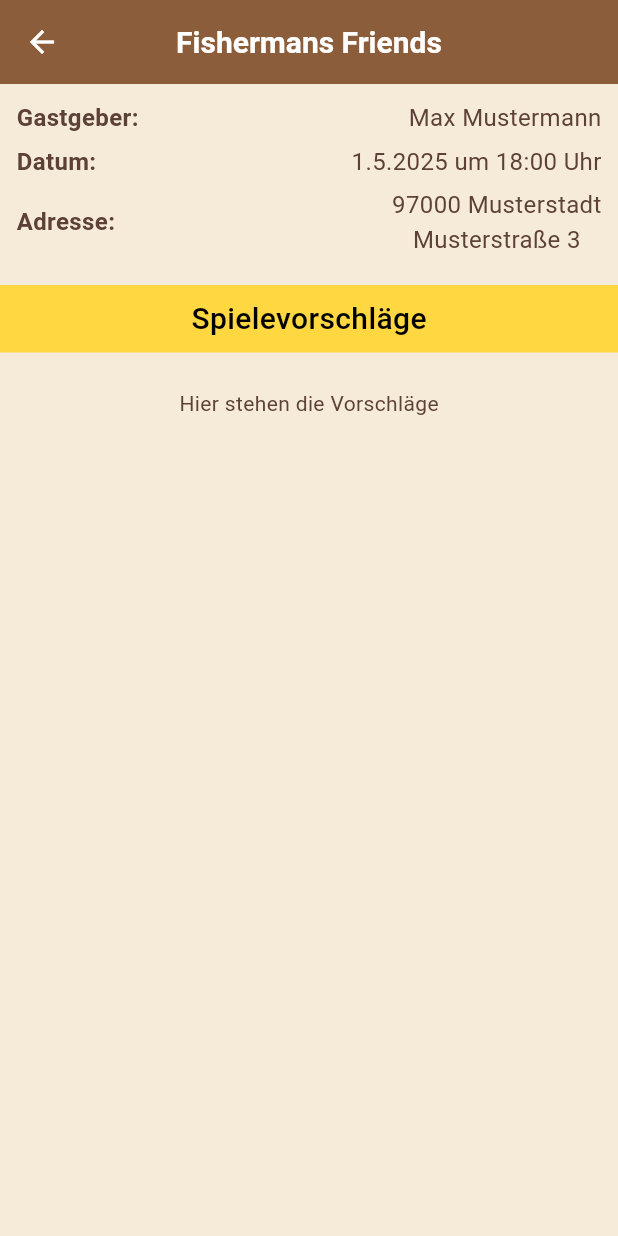
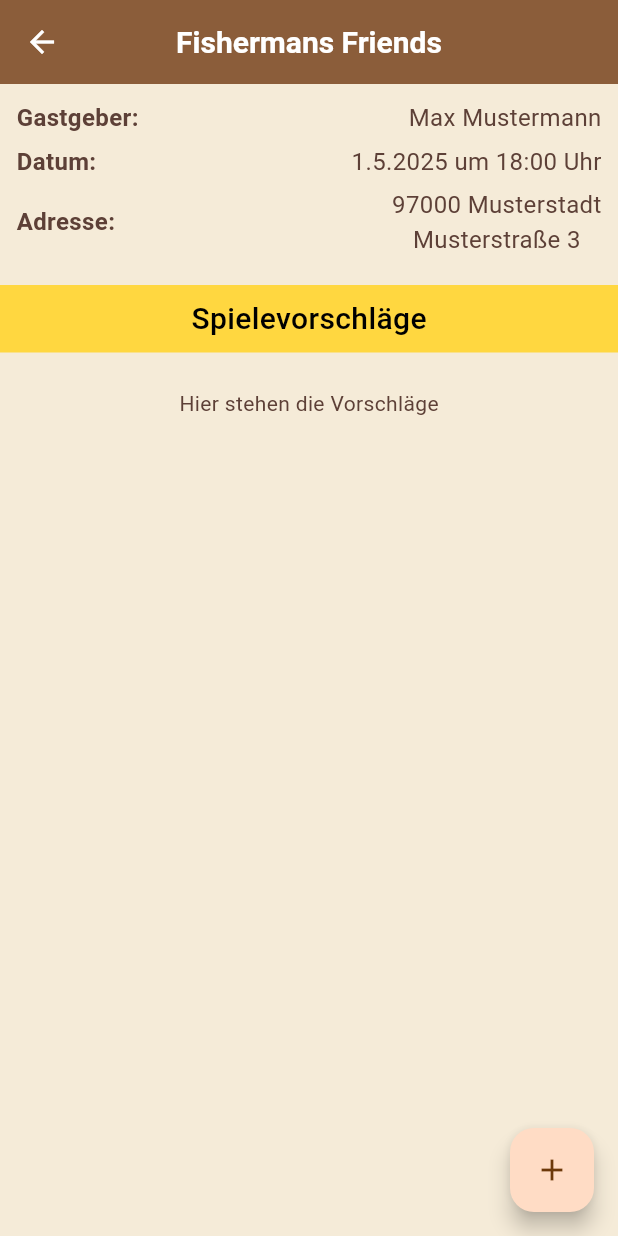
Before and after one commit to HoffmannEduard/Demo_Game_Night, a Flutter app: the EventDetailScreen screen opened directly with sample values from the repository, on a phone screen of 412 x 824 dp. Run offline on Flutter 3.47's test engine with Material 3 defaults, Android fonts, the phone set to English and light mode, and no system bars; our stand-ins replace equatable, flutter_bloc; Roboto replaces fonts that are missing (Cinzel).

Commit message:
add suggestions

```diff
--- a/lib/domain/cubits/auth_cubit/auth_cubit.dart
+++ b/lib/domain/cubits/auth_cubit/auth_cubit.dart
@@ -14,7 +14,7 @@ class AuthCubit extends Cubit<AuthState> {
   // Hier wird der Peristence Service und das IRepository per DI injiziert
   AuthCubit(this._userRepo) : super(AuthInitial());
 
-// Persistence Service integrieren um zu checken, ob jemand angemeldet ist
+  // Persistence Service integrieren um zu checken, ob jemand angemeldet ist
   /*
   Future<void> checkIfUserIsLoggedIn() async {
     final credentials = await _authPersistenceService.getUser();
--- /dev/null
+++ b/lib/domain/cubits/game_suggestion_cubit/game_suggestion_cubit.dart
@@ -0,0 +1,14 @@
+import 'package:flutter_bloc/flutter_bloc.dart';
+import 'package:demo_game_night/domain/entities/game_suggestion.dart';
+
+class GameSuggestionCubit extends Cubit<List<GameSuggestion>> {
+  GameSuggestionCubit() : super([]);
+
+  void addSuggestion(GameSuggestion suggestion) {
+    emit([...state, suggestion]);
+  }
+
+  List<GameSuggestion> suggestionsForEvent(int eventId) {
+    return state.where((s) => s.eventId == eventId).toList();
+  }
+}
--- /dev/null
+++ b/lib/domain/cubits/game_vote/game_vote_cubit.dart
@@ -0,0 +1,18 @@
+import 'package:flutter_bloc/flutter_bloc.dart';
+import 'package:demo_game_night/domain/entities/game_vote.dart';
+
+class GameVoteCubit extends Cubit<List<GameVote>> {
+  GameVoteCubit() : super([]);
+
+  void vote(GameVote vote) {
+    // Prevent duplicate votes by the same user for the same suggestion
+    if (!state.any((v) =>
+        v.suggestionId == vote.suggestionId && v.userId == vote.userId)) {
+      emit([...state, vote]);
+    }
+  }
+
+  int countVotes(int suggestionId) {
+    return state.where((v) => v.suggestionId == suggestionId).length;
+  }
+}
--- /dev/null
+++ b/lib/domain/entities/game_suggestion.dart
@@ -0,0 +1,11 @@
+class GameSuggestion {
+  final int userId;
+  final int eventId;
+  final String suggestion;
+
+  GameSuggestion({
+    required this.userId,
+    required this.eventId,
+    required this.suggestion,
+  });
+}
--- /dev/null
+++ b/lib/domain/entities/game_vote.dart
@@ -0,0 +1,11 @@
+class GameVote {
+  final int suggestionId;
+  final int eventId;
+  final int userId;
+
+  GameVote({
+    required this.suggestionId,
+    required this.eventId,
+    required this.userId,
+  });
+}
--- a/lib/presentation/screens/event_detail_screen.dart
+++ b/lib/presentation/screens/event_detail_screen.dart
@@ -1,45 +1,128 @@
+import 'package:demo_game_night/domain/cubits/auth_cubit/auth_cubit.dart';
+import 'package:demo_game_night/domain/cubits/game_suggestion_cubit/game_suggestion_cubit.dart';
 import 'package:demo_game_night/domain/entities/game_night_event.dart';
+import 'package:demo_game_night/domain/entities/game_suggestion.dart';
 import 'package:demo_game_night/presentation/widgets/host_details.dart';
 import 'package:flutter/material.dart';
+import 'package:flutter_bloc/flutter_bloc.dart';
 
-class EventDetailScreen extends StatelessWidget {
+class EventDetailScreen extends StatefulWidget {
   final GameNightEvent event;
   const EventDetailScreen({super.key, required this.event});
+
+  @override
+  State<EventDetailScreen> createState() => _EventDetailScreenState();
+}
+
+class _EventDetailScreenState extends State<EventDetailScreen> {
+  final TextEditingController _controller = TextEditingController();
+
+  @override
+  void dispose() {
+    _controller.dispose();
+    super.dispose();
+  }
+
+  void _showSuggestionDialog() {
+    showDialog(
+      context: context,
+      builder: (context) => AlertDialog(
+        title: Text('Neuer Vorschlag'),
+        content: TextField(
+          controller: _controller,
+          decoration: InputDecoration(
+            labelText: 'Spielvorschlag',
+            hintText: 'Name des Spiels',
+          ),
+        ),
+        actions: [
+          TextButton(
+            onPressed: () {
+              Navigator.of(context).pop();
+              _controller.clear();
+            },
+            child: Text('Abbrechen'),
+          ),
+          ElevatedButton(
+            onPressed: () {
+              final suggestionText = _controller.text.trim();
+              final authState = context.read<AuthCubit>().state;
+              int? userId;
+              if (authState is AuthSuccess) {
+                userId = authState.user.id;
+              }
+              if (userId != null && suggestionText.isNotEmpty) {
+                context.read<GameSuggestionCubit>().addSuggestion(
+                  GameSuggestion(
+                    userId: userId,
+                    eventId: widget.event.id,
+                    suggestion: suggestionText,
+                  ),
+                );
+              }
+              Navigator.of(context).pop();
+              _controller.clear();
+            },
+          child: Text('Hinzufügen'),
+        ),
+        ],
+      ),
+    );
+  }
 
   @override
   Widget build(BuildContext context) {
     return Scaffold(
       appBar: AppBar(
-        title: Text(event.name),
+        title: Text(widget.event.name),
       ),
       body: Column(
         children: [
-// Details zum Event (Name, Datum und Adresse)
-            Center(
-              child: HostDetails(event: event)
-              ),
-            SizedBox(height: 8.0,),
-// Überschrift und Farbcontainer
+          Center(child: HostDetails(event: widget.event)),
+          SizedBox(height: 8.0),
           Container(
             color: Colors.amberAccent,
             width: double.infinity,
             padding: const EdgeInsets.all(8.0),
             child: Center(
-                child: Text('Spielevorschläge',
+              child: Text(
+                'Spielevorschläge',
                 style: TextStyle(
                   fontWeight: FontWeight.w500,
                   fontSize: 20,
-                    color: Colors.black,),
+                  color: Colors.black,
                 ),
               ),
             ),
-            SizedBox(height: 24.0,),
-// TODO Usern ermöglichen Spiele vorzuschlagen
-            Text('Hier stehen die Vorschläge')
+          ),
+          SizedBox(height: 24.0),
+          Expanded(
+            child: BlocBuilder<GameSuggestionCubit, List<GameSuggestion>>(
+              builder: (context, suggestions) {
+                final eventSuggestions = suggestions
+                    .where((s) => s.eventId == widget.event.id)
+                    .toList();
+                if (eventSuggestions.isEmpty) {
+                  return Text('Hier stehen die Vorschläge');
+                }
+                return ListView(
+                  children: eventSuggestions
+                      .map((s) => ListTile(
+                            title: Text(s.suggestion),
+                            subtitle: Text('User ID: ${s.userId}'),
+                          ))
+                      .toList(),
+                );
+              },
+            ),
+          ),
         ],
-
       ),
-
+      floatingActionButton: FloatingActionButton(
+        onPressed: _showSuggestionDialog,
+        child: Icon(Icons.add),
+        tooltip: 'Spiel vorschlagen',
+      ),
     );
   }
 }
--- a/lib/utilities/auth_gate.dart
+++ b/lib/utilities/auth_gate.dart
@@ -13,8 +13,8 @@ class AuthGate extends StatelessWidget {
 
   @override
   Widget build(BuildContext context) {
-    final state = context.read<AuthCubit>().state;
-
+    return BlocBuilder<AuthCubit, AuthState>(
+      builder: (context, state) {
         if (state is AuthSuccess) {
           final user = state.user;
           //Bei erfolgreichen Login werden dem angemeldeten User Gruppen und Events zugänglich gemacht
@@ -40,5 +40,7 @@ class AuthGate extends StatelessWidget {
         } else {
           return LoginScreen();
         }
+      },
+    );
   }
 }
```
Also changed, not shown: lib/main.dart (+17 -2 lines). Lines whose indentation alone changed are shown as unchanged.
